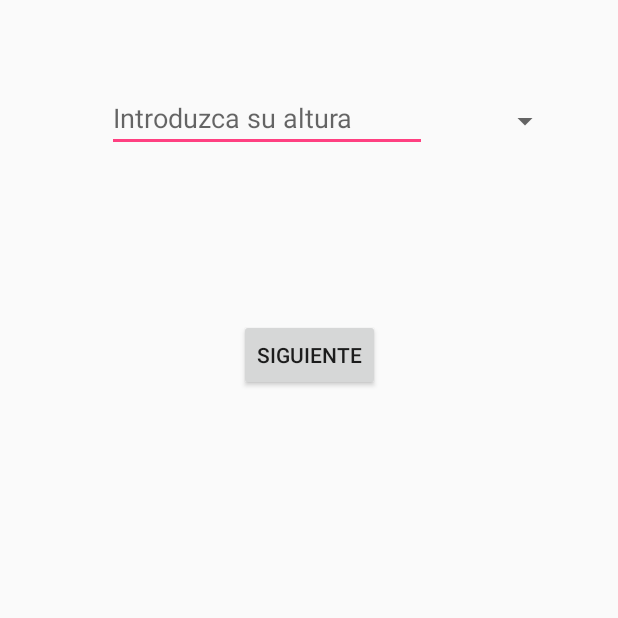
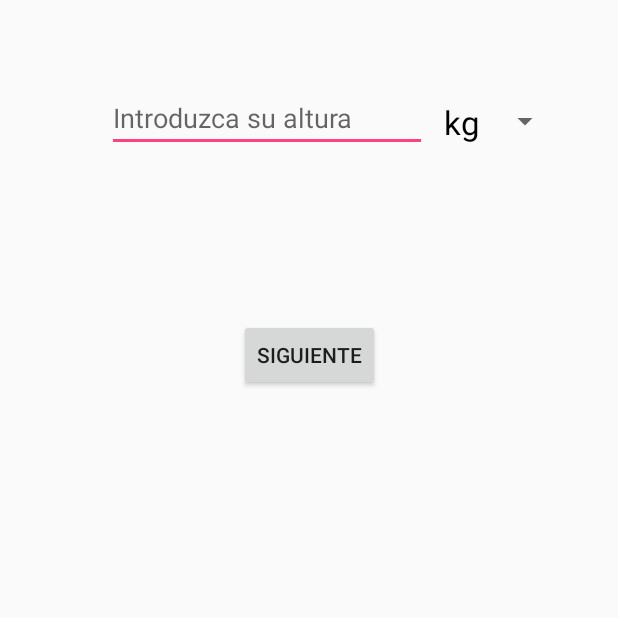
Before and after one commit to Anthonyr06/prj-cursobasico-6, an Android app: the Weight screen opened directly, with no data from a screen before it, on a phone screen of 412 x 824 dp, the part 539-1157 px from its top. Run offline under Robolectric (Android 15) with nearby library versions, the phone set to English and light mode, and no system bars.

Commit message:
add new functionalities like: -new labels in string.xml file for remove warnings -custom spinners adapter -More improves...

```diff
--- a/app/src/main/java/com/example/anthony/idealw/Weight.java
+++ b/app/src/main/java/com/example/anthony/idealw/Weight.java
@@ -1,13 +1,66 @@
 package com.example.anthony.idealw;
 
+import android.content.Intent;
 import android.support.v7.app.AppCompatActivity;
 import android.os.Bundle;
+import android.view.View;
+import android.widget.AdapterView;
+import android.widget.ArrayAdapter;
+import android.widget.EditText;
+import android.widget.Spinner;
+import android.widget.Toast;
 
-public class Weight extends AppCompatActivity {
+public class Weight extends AppCompatActivity implements View.OnClickListener {
+
+    EditText edit;
+    Spinner spn;
+    String spnSelected;
 
     @Override
     protected void onCreate(Bundle savedInstanceState) {
         super.onCreate(savedInstanceState);
         setContentView(R.layout.activity_weight);
+        findViewById(R.id.btnWeight).setOnClickListener(this);
+        spn = findViewById(R.id.spnWeight);
+        edit = findViewById(R.id.editTxtWeight);
+
+        String[] measure = {"kg","lb"};
+        ArrayAdapter<String> adapter = new ArrayAdapter<>(this, R.layout.spinners_layout, measure);
+        spn.setAdapter(adapter);
+        spn.setSelection(0);
+
+        spn.setOnItemSelectedListener(new AdapterView.OnItemSelectedListener() {
+            @Override
+            public void onItemSelected(AdapterView<?> adapterView, View view, int pos, long id)
+            {
+                spnSelected = (String) adapterView.getItemAtPosition(pos);
+            }
+
+            @Override
+            public void onNothingSelected(AdapterView<?> parent)
+            {    }
+        });
+    }
+
+
+    @Override
+    public void onClick(View view) {
+
+        if(edit.getText().toString().isEmpty() || edit.getText().toString().equals(".")){
+
+            Toast.makeText(this, "Introduzca su peso", Toast.LENGTH_SHORT)
+                    .show();
+
+        }else {
+
+            float weight = Float.parseFloat(edit.getText().toString());
+
+            Intent intentR = new Intent(this, Result.class);
+            intentR.putExtra("Weight", weight);
+            intentR.putExtra("WeightMeasure", spnSelected);
+
+            Intent intentW = new Intent(this, Weight.class);
+            startActivity(intentW);
+        }
     }
 }
--- a/app/src/main/res/layout/activity_height.xml
+++ b/app/src/main/res/layout/activity_height.xml
@@ -46,8 +46,8 @@
 
     <Spinner
         android:id="@+id/spnHeight"
-        android:layout_width="81dp"
-        android:layout_height="35dp"
+        android:layout_width="wrap_content"
+        android:layout_height="wrap_content"
         android:layout_marginEnd="16dp"
         android:layout_marginStart="8dp"
         app:layout_constraintBottom_toBottomOf="parent"
--- a/app/src/main/res/layout/activity_weight.xml
+++ b/app/src/main/res/layout/activity_weight.xml
@@ -45,7 +45,7 @@
         app:layout_constraintVertical_bias="0.497" />
 
     <Spinner
-        android:id="@+id/spnHeight"
+        android:id="@+id/spnWeight"
         android:layout_width="81dp"
         android:layout_height="35dp"
         android:layout_marginEnd="16dp"
--- /dev/null
+++ b/app/src/main/res/layout/spinners_layout.xml
@@ -0,0 +1,10 @@
+<?xml version="1.0" encoding="utf-8"?>
+<TextView
+    xmlns:android="http://schemas.android.com/apk/res/android"
+    android:layout_width="match_parent"
+    android:layout_height="wrap_content"
+    android:textSize="22sp"
+    android:gravity="start"
+    android:textColor="@android:color/black"
+    android:padding="3dip"
+    />
```
Also changed, not shown: app/src/main/java/com/example/anthony/idealw/Height.java (+10 -9 lines), app/src/main/res/layout/activity_result.xml (+30 -0 lines), app/src/main/res/values/strings.xml (+6 -1 lines).
